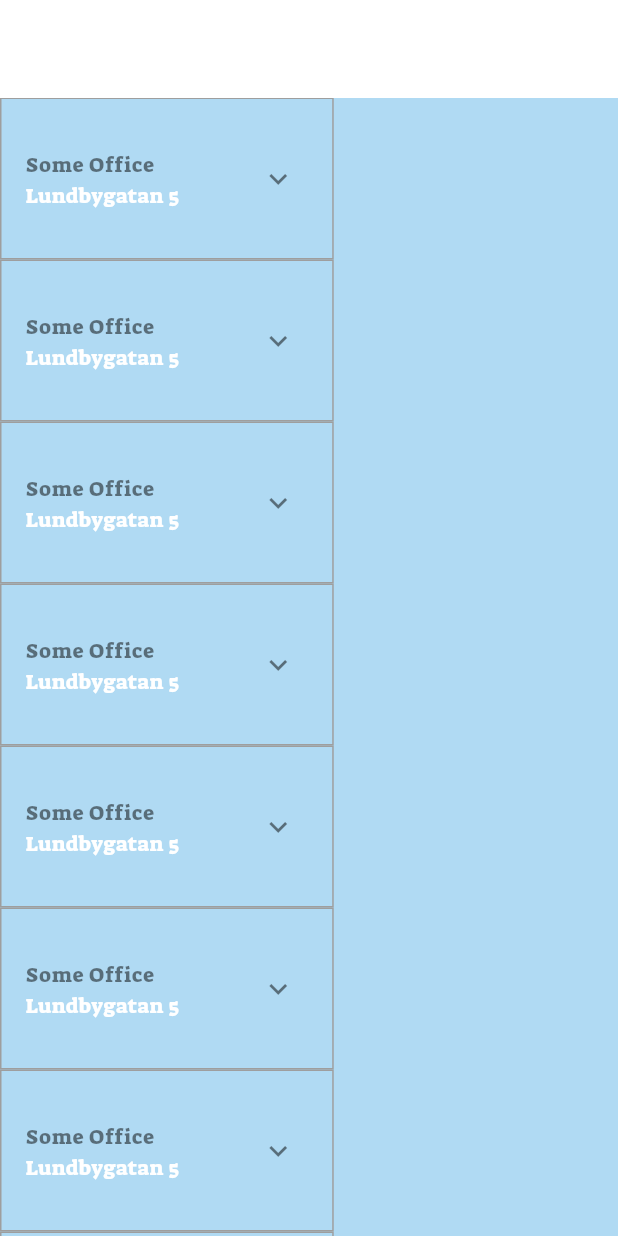
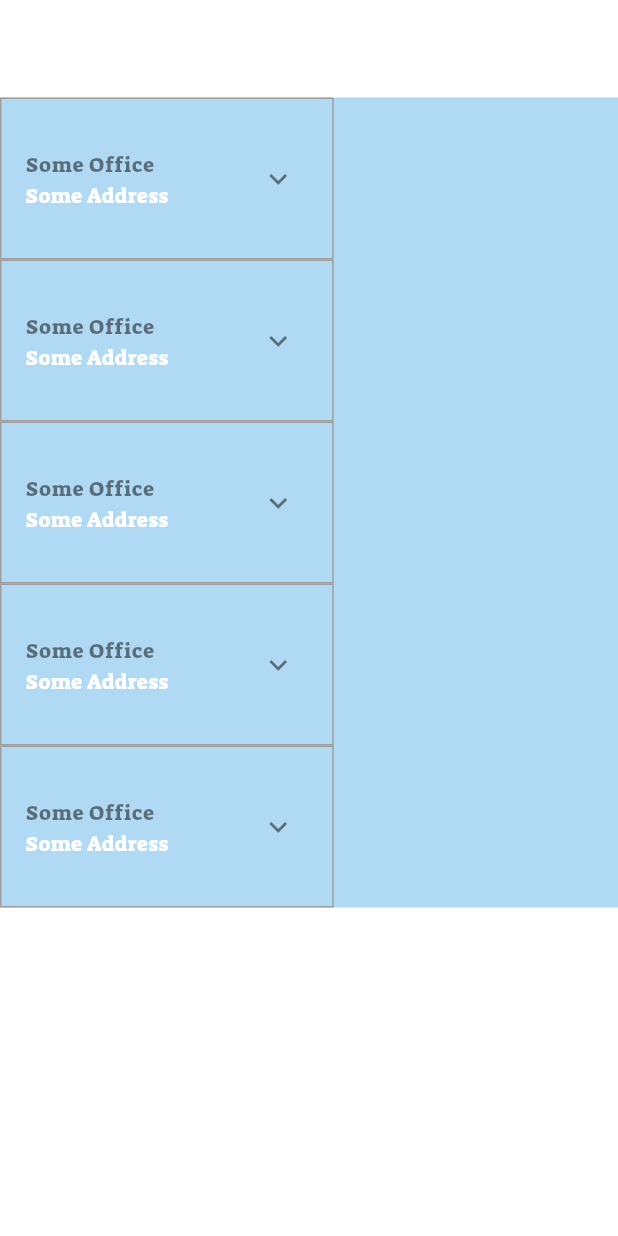
Before and after one commit to AliMousa27/A643AE45YESZY5, a Flutter app: the Menu widget shown alone on an empty page, opened directly, on a phone screen of 412 x 824 dp. Run offline on Flutter 3.47's test engine with Material 2 defaults, Android fonts, the phone set to English and light mode, and no system bars; our stand-ins replace firebase_auth, firebase_core, syncfusion_flutter_calendar; missing offline and left inert: mapbox_gl; accounts and stored records are empty; generated files the repository leaves out were written again.

Commit message:
#24 crated a future function for the menu to display timeslots

```diff
--- a/Website/Frontend/lib/Map/dentist_apointment.dart
+++ b/Website/Frontend/lib/Map/dentist_apointment.dart
@@ -1,5 +1,6 @@
 import 'dart:ui';
 
+import 'package:mapbox_gl/mapbox_gl.dart';
 import 'package:syncfusion_flutter_calendar/calendar.dart';
 
 class DentistAppointmentDataSource extends CalendarDataSource {
@@ -57,3 +58,86 @@ class DentistAppointment {
 
   String eventName;
 }
+
+class DentistOffice {
+  String address;
+  String name;
+  List<DentistAppointment> timeSlots;
+  LatLng location;
+  DentistOffice(this.address, this.name, this.timeSlots, this.location);
+
+  Future<void> loadAppointments() async {}
+}
+
+class DentistOfficeController {
+  Future<List<DentistOffice>> requestOffices() async {
+    //TODO make api request and parse it for now this will do
+    return <DentistOffice>[
+      DentistOffice(
+        "Some Address",
+        "Some Office",
+        <DentistAppointment>[
+          DentistAppointment(
+            DateTime.now(),
+            DateTime.now().add(const Duration(hours: 2)),
+            const Color(0xFF0F8644),
+            "Some Event",
+          ),
+        ],
+        const LatLng(57.7089, 11.9746),
+      ),
+      DentistOffice(
+        "Some Address",
+        "Some Office",
+        <DentistAppointment>[
+          DentistAppointment(
+            DateTime.now(),
+            DateTime.now().add(const Duration(hours: 2)),
+            const Color(0xFF0F8644),
+            "Some Event",
+          ),
+        ],
+        const LatLng(57.7089, 11.9746),
+      ),
+      DentistOffice(
+        "Some Address",
+        "Some Office",
+        <DentistAppointment>[
+          DentistAppointment(
+            DateTime.now(),
+            DateTime.now().add(const Duration(hours: 2)),
+            const Color(0xFF0F8644),
+            "Some Event",
+          ),
+        ],
+        const LatLng(57.7089, 11.9746),
+      ),
+      DentistOffice(
+        "Some Address",
+        "Some Office",
+        <DentistAppointment>[
+          DentistAppointment(
+            DateTime.now(),
+            DateTime.now().add(const Duration(hours: 2)),
+            const Color(0xFF0F8644),
+            "Some Event",
+          ),
+        ],
+        const LatLng(57.7089, 11.9746),
+      ),
+      DentistOffice(
+        "Some Address",
+        "Some Office",
+        <DentistAppointment>[
+          DentistAppointment(
+            DateTime.now(),
+            DateTime.now().add(const Duration(hours: 2)),
+            const Color(0xFF0F8644),
+            "Some Event",
+          ),
+        ],
+        const LatLng(57.7089, 11.9746),
+      )
+    ];
+  }
+}
--- a/Website/Frontend/lib/Map/map.dart
+++ b/Website/Frontend/lib/Map/map.dart
@@ -1,4 +1,7 @@
+import 'dart:async';
+
 import 'package:flutter/material.dart';
+import 'package:flutter/services.dart';
 import 'package:flutter_application/Map/bottom_sheet.dart';
 import 'package:flutter_application/Map/side_drawer.dart';
 import 'package:mapbox_gl/mapbox_gl.dart';
@@ -14,6 +17,7 @@ class MapPage extends StatefulWidget {
 
 class MapPageState extends State<MapPage> {
   bool sideBarIsCollapsed = true;
+  late MapboxMapController mapController;
   double bottomSheetValue = 0.5;
   @override
   void initState() {
@@ -140,13 +144,13 @@ class MapPageState extends State<MapPage> {
   Widget createMap(
       String styleURL, String apiKey, double screenWidth, double screenHeight) {
     return AnimatedContainer(
-      duration: const Duration(
-          milliseconds: 150), // specify the duration for the animation
-
+      duration: const Duration(milliseconds: 100),
       width: sideBarIsCollapsed ? screenWidth : screenWidth * 0.65,
       height: screenHeight * (1 - bottomSheetValue),
       child: MapboxMap(
-          styleString: styleURL,
+          //onStyleLoadedCallback: func,
+          //onMapCreated: onMapCreated,
+          //styleString: styleURL,
           initialCameraPosition: const CameraPosition(
               //gothenburg coordiantes
               target: LatLng(57.7089, 11.9746),
@@ -155,6 +159,11 @@ class MapPageState extends State<MapPage> {
           scrollGesturesEnabled: bottomSheetValue <= 0.11,
           zoomGesturesEnabled: bottomSheetValue <= 0.11),
     );
+  }
+
+  void func() async {
+    Uint8List bytes = await loadMarkerImage();
+    await mapController.addImage("testImage", bytes);
   }
 
   void notify(Object newValue) {
@@ -168,4 +177,24 @@ class MapPageState extends State<MapPage> {
       }
     });
   }
+
+  void onMapCreated(MapboxMapController controller) async {
+    mapController = controller;
+    await addIcon();
+  }
+
+  Future<void> addIcon() async {
+    var options = const SymbolOptions(
+      geometry: LatLng(57.7089, 11.9746),
+      iconSize: 0.1,
+      iconImage: "testImage",
+    );
+    //the library is just slow so i have to delya the addSymbol function :)))))
+    Timer(const Duration(seconds: 2), () => mapController.addSymbol(options));
+  }
+
+  Future<Uint8List> loadMarkerImage() async {
+    var byteData = await rootBundle.load("assets/pin.png");
+    return byteData.buffer.asUint8List();
+  }
 }
--- a/Website/Frontend/lib/Map/map_page_util.dart
+++ b/Website/Frontend/lib/Map/map_page_util.dart
@@ -1,5 +1,4 @@
 import 'package:flutter/material.dart';
-import 'package:intl/intl.dart';
 import 'package:syncfusion_flutter_calendar/calendar.dart';
 
 import '../widget_util.dart';
@@ -62,7 +61,7 @@ class MapUtil {
   }
 
   static Padding createListCalendars(
-      BuildContext context, menuTitle, onDateSelected, bookApoinment) {
+      BuildContext context, office, onDateSelected, bookApoinment) {
     return Padding(
       padding: const EdgeInsets.symmetric(vertical: 16),
       //wrapped with theme to remove annoying needless borders
@@ -72,14 +71,14 @@ class MapUtil {
           title: WidgetUtil.createText(
             Theme.of(context).colorScheme.onPrimaryContainer,
             20,
-            menuTitle,
+            office.name,
             context,
           ),
           //TODO change to the actual address or whatever we will be using
           subtitle: WidgetUtil.createText(
             Theme.of(context).colorScheme.onPrimary,
             20,
-            "Lundbygatan 5",
+            office.address,
             context,
           ),
           children: [
@@ -109,7 +108,7 @@ class MapUtil {
                 ),
               ),
               cellEndPadding: 0,
-              dataSource: DentistAppointmentDataSource(getDataSource(context)),
+              dataSource: DentistAppointmentDataSource(office.timeSlots),
               allowAppointmentResize: false,
               allowDragAndDrop: false,
               showCurrentTimeIndicator: false,
@@ -151,18 +150,4 @@ class MapUtil {
       ),
     );
   }
-
-  static List<DentistAppointment> getDataSource(BuildContext context) {
-    final List<DentistAppointment> dentistAppointments = <DentistAppointment>[];
-    final DateTime today = DateTime.now();
-    final DateTime startTime =
-        DateTime(today.year, today.month, today.day, today.hour, today.minute);
-    final DateTime endTime = startTime.add(const Duration(hours: 2));
-    String formattedTime = DateFormat('h:mm')
-        .format(today); // This will give you the minutes with leading zeros
-
-    dentistAppointments.add(DentistAppointment(startTime, endTime,
-        Theme.of(context).colorScheme.secondary, formattedTime));
-    return dentistAppointments;
-  }
 }
--- a/Website/Frontend/lib/Map/menu.dart
+++ b/Website/Frontend/lib/Map/menu.dart
@@ -1,12 +1,8 @@
 //side menu code documentation
 //https://docs.flutter.dev/cookbook/effects/staggered-menu-animation
 import 'package:flutter/material.dart';
+import 'package:flutter_application/Map/dentist_apointment.dart';
 import 'package:flutter_application/Map/map_page_util.dart';
-import 'package:http/http.dart';
-import 'package:intl/intl.dart';
-import 'package:syncfusion_flutter_calendar/calendar.dart';
-
-import '../widget_util.dart';
 
 class Menu extends StatefulWidget {
   const Menu({super.key});
@@ -18,6 +14,7 @@ class Menu extends StatefulWidget {
 class _MenuState extends State<Menu> with SingleTickerProviderStateMixin {
   //Todo request the data and popualte it in init state probably
   DateTime? selectedDate;
+  DentistOfficeController dentistOfficeController = DentistOfficeController();
   static const _menuTitles = [
     'Some Office',
     'Some Office',
@@ -96,15 +93,26 @@ class _MenuState extends State<Menu> with SingleTickerProviderStateMixin {
   }
 
   Widget _buildContent() {
-    return Column(
-      crossAxisAlignment: CrossAxisAlignment.start,
-      children: _buildListItems(),
+    return FutureBuilder<List>(
+      future: dentistOfficeController.requestOffices(),
+      builder: (BuildContext context, AsyncSnapshot<List> snapshot) {
+        if (snapshot.connectionState == ConnectionState.waiting) {
+          return const CircularProgressIndicator();
+        } else if (snapshot.hasError) {
+          return Text('Error: ${snapshot.error}');
+        } else {
+          return Column(
+            crossAxisAlignment: CrossAxisAlignment.start,
+            children: _buildListItems(snapshot.data),
+          );
+        }
+      },
     );
   }
 
-  List<Widget> _buildListItems() {
+  List<Widget> _buildListItems(data) {
     final listItems = <Widget>[];
-    for (var i = 0; i < _menuTitles.length; ++i) {
+    for (var i = 0; i < data.length; ++i) {
       listItems.add(
         Container(
           width: MediaQuery.of(context).size.width * 0.54,
@@ -131,7 +139,7 @@ class _MenuState extends State<Menu> with SingleTickerProviderStateMixin {
                   ),
                 );
               },
-              child: MapUtil.createListCalendars(context, _menuTitles[i],
+              child: MapUtil.createListCalendars(context, data[i],
                   (DateTime date) {
                 selectedDate = date;
               }, bookApoinment)),
--- a/Website/Frontend/lib/main.dart
+++ b/Website/Frontend/lib/main.dart
@@ -17,7 +17,7 @@ void main() async {
 
   FirebaseAuth.instance.authStateChanges().listen((User? user) {
     if (user == null) {
-      runApp(const MyApp(home: InitialPage()));
+      runApp(const MyApp(home: MapPage()));
     } else {
       runApp(const MyApp(home: MapPage()));
     }
--- a/Website/Frontend/pubspec.yaml
+++ b/Website/Frontend/pubspec.yaml
@@ -46,6 +46,7 @@ dependencies:
   bottom_sheet: ^4.0.0
   syncfusion_flutter_calendar: ^23.2.4
   drop_shadow: ^0.1.0
+  mvc_pattern: ^8.12.0
 
 dev_dependencies:
   flutter_test:
```
Also changed, not shown: Website/Frontend/assets/pin.png (added), Website/Frontend/pubspec.lock.
